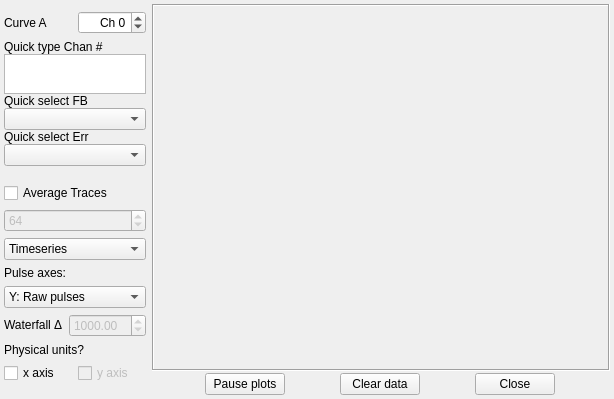
First picture: the form in microscope/ui/plotwindow.ui, repository usnistgov/microscope, before the edit.
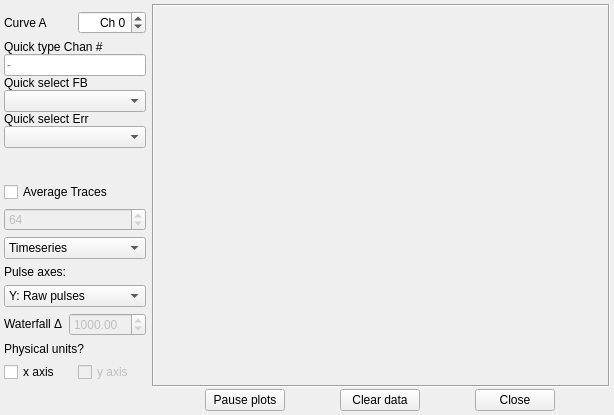
Second picture: the form after the edit.

Commit message: Set chosen channels from the text entry box

What changed in the file:
```diff
--- a/microscope/ui/plotwindow.ui
+++ b/microscope/ui/plotwindow.ui
@@ -7,7 +7,7 @@
     <x>0</x>
     <y>0</y>
     <width>614</width>
-    <height>399</height>
+    <height>415</height>
    </rect>
   </property>
   <property name="windowTitle">
@@ -74,33 +74,15 @@
         </widget>
        </item>
        <item>
-        <widget class="QTextEdit" name="quickChanEdit">
-         <property name="enabled">
-          <bool>true</bool>
+        <widget class="QLineEdit" name="quickChanEdit">
+         <property name="maxLength">
+          <number>100</number>
          </property>
-         <property name="sizePolicy">
-          <sizepolicy hsizetype="Expanding" vsizetype="MinimumExpanding">
-           <horstretch>0</horstretch>
-           <verstretch>0</verstretch>
-          </sizepolicy>
+         <property name="placeholderText">
+          <string>-</string>
          </property>
-         <property name="minimumSize">
-          <size>
-           <width>0</width>
-           <height>40</height>
-          </size>
-         </property>
-         <property name="maximumSize">
-          <size>
-           <width>16777215</width>
-           <height>60</height>
-          </size>
-         </property>
-         <property name="baseSize">
-          <size>
-           <width>0</width>
-           <height>0</height>
-          </size>
+         <property name="clearButtonEnabled">
+          <bool>false</bool>
          </property>
         </widget>
        </item>
```
Left out of the diff: 1 changed line with no effect on the pictures. The commit also changes 1 other file.
